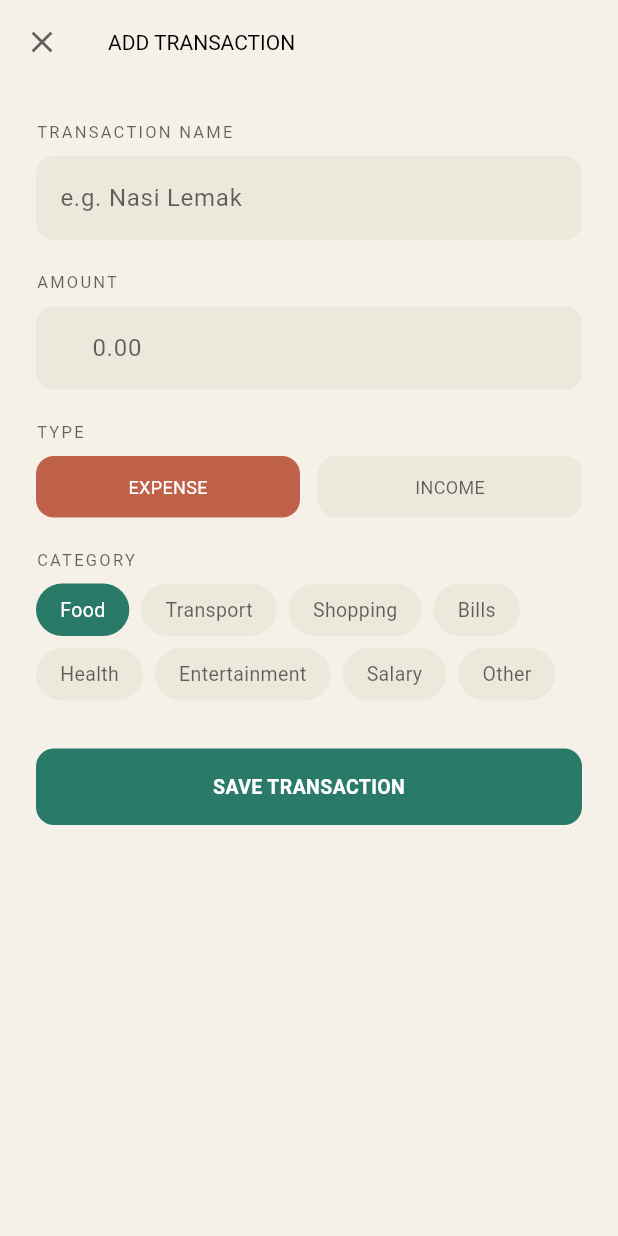
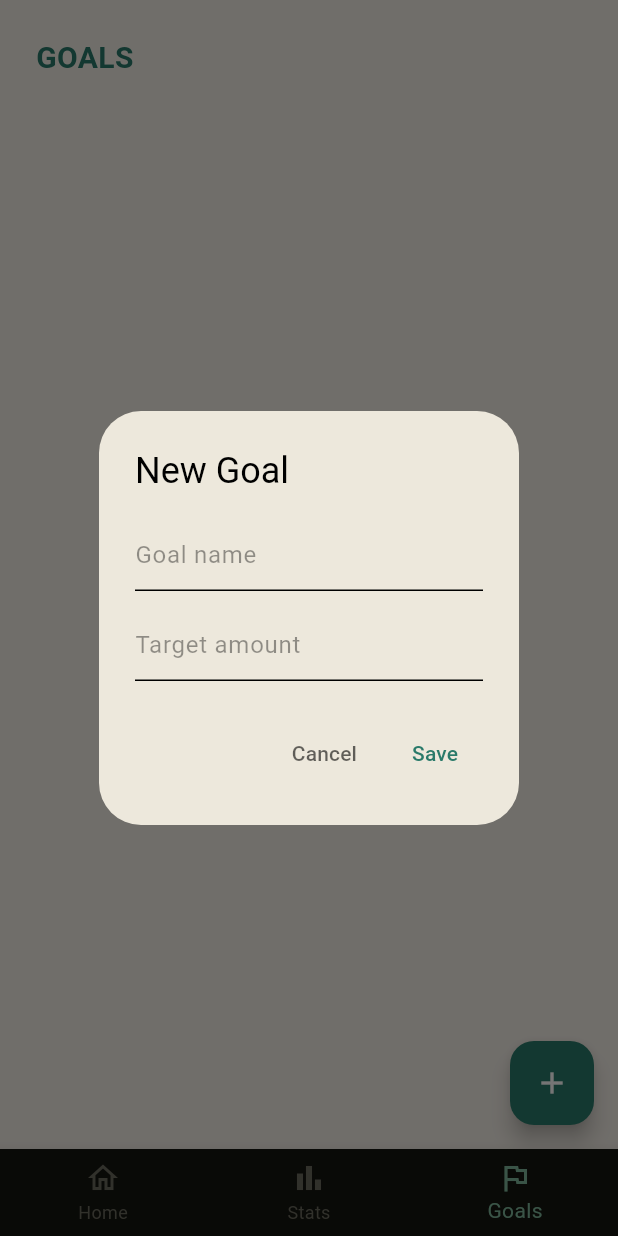
Before and after one commit to SalientHeroes/smart-finance-tracker, a Flutter app: the screen it shows after launch, item 3 of the bottom bar chosen, after a tap on the "add" icon, on a phone screen of 412 x 824 dp. Run offline on Flutter 3.47's test engine with Material 3 defaults, Android fonts, the phone set to English and light mode, and no system bars; our stand-ins replace flutter_riverpod, hive_flutter; accounts and stored records are empty; Roboto replaces fonts that are missing (Nunito, SpaceMono).

Commit message:
Phase 9: Goals screen complete - list, progress bar and add goal dialog

```diff
--- /dev/null
+++ b/lib/screens/goals_screen.dart
@@ -0,0 +1,227 @@
+import 'package:flutter/material.dart';
+import 'package:flutter_riverpod/flutter_riverpod.dart';
+import '../models/goal.dart';
+import '../providers/goals_provider.dart';
+import '../theme/app_theme.dart';
+
+class GoalsScreen extends ConsumerWidget {
+  const GoalsScreen({super.key});
+
+  @override
+  Widget build(BuildContext context, WidgetRef ref) {
+    final goals = ref.watch(goalsProvider);
+
+    return Scaffold(
+      backgroundColor: Theme.of(context).scaffoldBackgroundColor,
+      body: SafeArea(
+        child: Column(
+          crossAxisAlignment: CrossAxisAlignment.start,
+          children: [
+            Padding(
+              padding: const EdgeInsets.all(24),
+              child: Text(
+                'GOALS',
+                style: TextStyle(
+                  fontFamily: AppTheme.fontMono,
+                  fontSize: 20,
+                  fontWeight: FontWeight.bold,
+                  color: Theme.of(context).colorScheme.primary,
+                ),
+              ),
+            ),
+            Expanded(
+              child: goals.isEmpty
+                  ? Center(
+                      child: Column(
+                        mainAxisAlignment: MainAxisAlignment.center,
+                        children: [
+                          Icon(
+                            Icons.flag_outlined,
+                            size: 48,
+                            color: Theme.of(
+                              context,
+                            ).colorScheme.onSurface.withValues(alpha: 0.4),
+                          ),
+                          const SizedBox(height: 12),
+                          Text(
+                            'No goals yet',
+                            style: TextStyle(
+                              fontFamily: AppTheme.fontSans,
+                              fontSize: 15,
+                              color: Theme.of(
+                                context,
+                              ).colorScheme.onSurface.withValues(alpha: 0.4),
+                            ),
+                          ),
+                        ],
+                      ),
+                    )
+                  : ListView.builder(
+                      padding: const EdgeInsets.symmetric(horizontal: 24),
+                      itemCount: goals.length,
+                      itemBuilder: (context, index) =>
+                          _buildGoalCard(context, goals[index]),
+                    ),
+            ),
+          ],
+        ),
+      ),
+
+      floatingActionButton: FloatingActionButton(
+        backgroundColor: Theme.of(context).colorScheme.primary,
+        onPressed: () => _showAddGoalDialog(context, ref),
+        child: const Icon(Icons.add, color: Colors.white),
+      ),
+    );
+  }
+
+  Widget _buildGoalCard(BuildContext context, Goal goal) {
+    final progress = goal.target > 0 ? goal.saved / goal.target : 0.0;
+    final percentage = (progress * 100).toStringAsFixed(0);
+
+    return Padding(
+      padding: const EdgeInsets.only(bottom: 16),
+      child: Container(
+        padding: const EdgeInsets.all(16),
+        decoration: BoxDecoration(
+          color: Theme.of(context).colorScheme.surface,
+          borderRadius: BorderRadius.circular(12),
+        ),
+        child: Column(
+          crossAxisAlignment: CrossAxisAlignment.start,
+          children: [
+            Row(
+              mainAxisAlignment: MainAxisAlignment.spaceBetween,
+              children: [
+                Text(
+                  goal.name,
+                  style: TextStyle(
+                    fontFamily: AppTheme.fontSans,
+                    fontSize: 15,
+                    fontWeight: FontWeight.bold,
+                    color: Theme.of(context).colorScheme.onSurface,
+                  ),
+                ),
+                Text(
+                  '$percentage%',
+                  style: TextStyle(
+                    fontFamily: AppTheme.fontMono,
+                    fontSize: 13,
+                    color: Theme.of(context).colorScheme.primary,
+                  ),
+                ),
+              ],
+            ),
+            const SizedBox(height: 12),
+            ClipRRect(
+              borderRadius: BorderRadius.circular(4),
+              child: LinearProgressIndicator(
+                value: progress.clamp(0.0, 1.0),
+                backgroundColor: Theme.of(
+                  context,
+                ).colorScheme.onSurface.withValues(alpha: 0.1),
+                valueColor: AlwaysStoppedAnimation<Color>(
+                  Theme.of(context).colorScheme.primary,
+                ),
+                minHeight: 8,
+              ),
+            ),
+            const SizedBox(height: 8),
+            Text(
+              'RM ${goal.saved.toStringAsFixed(2)} / RM ${goal.target.toStringAsFixed(2)}',
+              style: TextStyle(
+                fontFamily: AppTheme.fontMono,
+                fontSize: 12,
+                color: Theme.of(
+                  context,
+                ).colorScheme.onSurface.withValues(alpha: 0.6),
+              ),
+            ),
+          ],
+        ),
+      ),
+    );
+  }
+
+  void _showAddGoalDialog(BuildContext context, WidgetRef ref) {
+    final nameController = TextEditingController();
+    final targetController = TextEditingController();
+
+    showDialog(
+      context: context,
+      builder: (dialogContext) => AlertDialog(
+        backgroundColor: Theme.of(context).colorScheme.surface,
+        title: Text(
+          'New Goal',
+          style: TextStyle(
+            fontFamily: AppTheme.fontMono,
+            color: Theme.of(context).colorScheme.onSurface,
+          ),
+        ),
+        content: Column(
+          mainAxisSize: MainAxisSize.min,
+          children: [
+            TextField(
+              controller: nameController,
+              decoration: InputDecoration(
+                hintText: 'Goal name',
+                hintStyle: TextStyle(
+                  color: Theme.of(
+                    context,
+                  ).colorScheme.onSurface.withValues(alpha: 0.4),
+                ),
+              ),
+              style: TextStyle(color: Theme.of(context).colorScheme.onSurface),
+            ),
+            const SizedBox(height: 12),
+            TextField(
+              controller: targetController,
+              keyboardType: TextInputType.number,
+              decoration: InputDecoration(
+                hintText: 'Target amount',
+                hintStyle: TextStyle(
+                  color: Theme.of(
+                    context,
+                  ).colorScheme.onSurface.withValues(alpha: 0.4),
+                ),
+              ),
+              style: TextStyle(color: Theme.of(context).colorScheme.onSurface),
+            ),
+          ],
+        ),
+        actions: [
+          TextButton(
+            onPressed: () => Navigator.pop(context),
+            child: Text(
+              'Cancel',
+              style: TextStyle(
+                color: Theme.of(
+                  context,
+                ).colorScheme.onSurface.withValues(alpha: 0.6),
+              ),
+            ),
+          ),
+          TextButton(
+            onPressed: () {
+              final name = nameController.text.trim();
+              final target = double.tryParse(targetController.text) ?? 0.0;
+              if (name.isEmpty || target <= 0) return;
+              final goals = ref.read(goalsProvider);
+              final newId = goals.isEmpty ? 1 : goals.last.id + 1;
+              ref
+                  .read(goalsProvider.notifier)
+                  .addGoal(
+                    Goal(id: newId, name: name, target: target, saved: 0),
+                  );
+              Navigator.pop(dialogContext);
+            },
+            child: Text(
+              'Save',
+              style: TextStyle(color: Theme.of(context).colorScheme.primary),
+            ),
+          ),
+        ],
+      ),
+    );
+  }
+}
--- a/lib/screens/home_screen.dart
+++ b/lib/screens/home_screen.dart
@@ -7,6 +7,7 @@ import '../widgets/transaction_tile.dart';
 import 'add_transaction_screen.dart';
 import 'stats_screen.dart';
 import '../providers/nav_provider.dart';
+import 'goals_screen.dart';
 
 class HomeScreen extends ConsumerWidget {
   const HomeScreen({super.key});
@@ -26,16 +27,18 @@ class HomeScreen extends ConsumerWidget {
       body: [
         _buildHome(context, ref, accounts, transactions, totalBalance),
         const StatsScreen(),
-        const Placeholder(),
+        const GoalsScreen(),
       ][currentIndex],
-      floatingActionButton: FloatingActionButton(
+      floatingActionButton: currentIndex == 0
+        ? FloatingActionButton(
             backgroundColor: AppTheme.primaryColor,
             onPressed: () => Navigator.push(
               context,
               MaterialPageRoute(builder: (context) => const AddTransactionScreen()),
             ),
             child: const Icon(Icons.add, color: Colors.white),
-      ),
+          )
+        : null,
 
       bottomNavigationBar: BottomNavigationBar(
         backgroundColor: AppTheme.cardDark,
```
Lines whose indentation alone changed are shown as unchanged.
